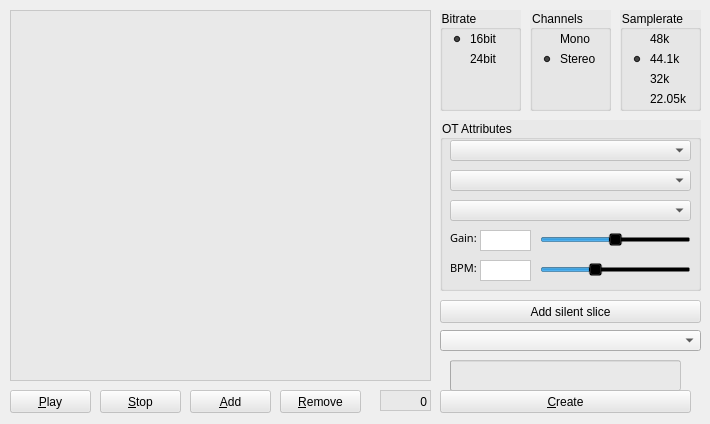
Qt form tabmainwidget.ui (KaiDrange/OctaChainer) before a commit.
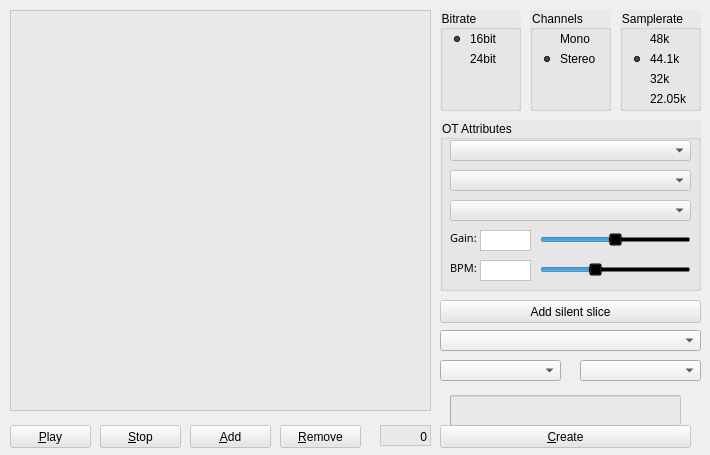
The same form after that commit.

Commit message: Added slice fade in/out. Fixed an ugly bug when converting stereo to mono.

Patch:
```diff
--- a/tabmainwidget.ui
+++ b/tabmainwidget.ui
@@ -7,7 +7,7 @@
     <x>0</x>
     <y>0</y>
     <width>710</width>
-    <height>424</height>
+    <height>455</height>
    </rect>
   </property>
   <property name="windowTitle">
@@ -33,7 +33,7 @@
    <property name="geometry">
     <rect>
      <x>450</x>
-     <y>360</y>
+     <y>395</y>
      <width>231</width>
      <height>31</height>
     </rect>
@@ -445,7 +445,7 @@
    <property name="geometry">
     <rect>
      <x>440</x>
-     <y>390</y>
+     <y>425</y>
      <width>251</width>
      <height>23</height>
     </rect>
@@ -474,7 +474,7 @@
    <property name="geometry">
     <rect>
      <x>280</x>
-     <y>390</y>
+     <y>425</y>
      <width>81</width>
      <height>23</height>
     </rect>
@@ -493,7 +493,7 @@
    <property name="geometry">
     <rect>
      <x>380</x>
-     <y>390</y>
+     <y>425</y>
      <width>51</width>
      <height>21</height>
     </rect>
@@ -506,7 +506,7 @@
    <property name="geometry">
     <rect>
      <x>190</x>
-     <y>390</y>
+     <y>425</y>
      <width>81</width>
      <height>23</height>
     </rect>
@@ -525,7 +525,7 @@
    <property name="geometry">
     <rect>
      <x>10</x>
-     <y>390</y>
+     <y>425</y>
      <width>81</width>
      <height>23</height>
     </rect>
@@ -544,7 +544,7 @@
    <property name="geometry">
     <rect>
      <x>100</x>
-     <y>390</y>
+     <y>425</y>
      <width>81</width>
      <height>23</height>
     </rect>
@@ -563,7 +563,7 @@
    <property name="geometry">
     <rect>
      <x>380</x>
-     <y>395</y>
+     <y>430</y>
      <width>47</width>
      <height>13</height>
     </rect>
@@ -581,7 +581,7 @@
      <x>10</x>
      <y>10</y>
      <width>421</width>
-     <height>371</height>
+     <height>401</height>
     </rect>
    </property>
    <property name="acceptDrops">
@@ -604,6 +604,26 @@
     <enum>Qt::ElideRight</enum>
    </property>
   </widget>
+  <widget class="QComboBox" name="dropFadeIn">
+   <property name="geometry">
+    <rect>
+     <x>440</x>
+     <y>360</y>
+     <width>121</width>
+     <height>21</height>
+    </rect>
+   </property>
+  </widget>
+  <widget class="QComboBox" name="dropFadeOut">
+   <property name="geometry">
+    <rect>
+     <x>580</x>
+     <y>360</y>
+     <width>121</width>
+     <height>21</height>
+    </rect>
+   </property>
+  </widget>
  </widget>
  <resources/>
  <connections/>
```
The commit also changes 9 other files.
